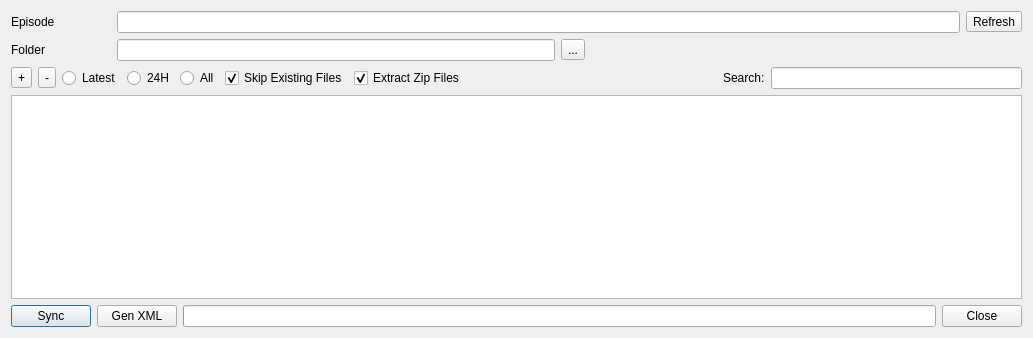
First picture: the form in module/wildchildanimation/gui/forms/playlist_dialog.ui, repository dearyangyu/swing, before the edit.
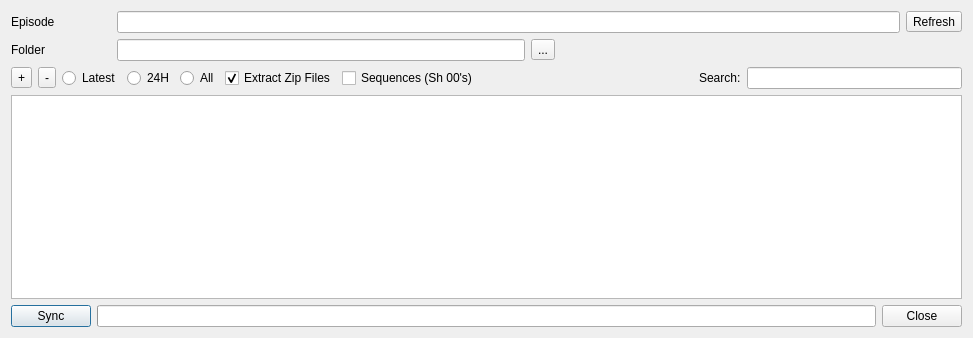
Second picture: the form after the edit.

Patch:
```diff
--- a/module/wildchildanimation/gui/forms/playlist_dialog.ui
+++ b/module/wildchildanimation/gui/forms/playlist_dialog.ui
@@ -9,7 +9,7 @@
    <rect>
     <x>0</x>
     <y>0</y>
-    <width>1033</width>
+    <width>973</width>
     <height>338</height>
    </rect>
   </property>
@@ -163,16 +163,6 @@
              </property>
             </widget>
            </item>
-           <item>
-            <widget class="QCheckBox" name="checkBoxSkipExisting">
-             <property name="text">
-              <string>Skip Existing Files</string>
-             </property>
-             <property name="checked">
-              <bool>true</bool>
-             </property>
-            </widget>
-           </item>
            <item>
             <widget class="QCheckBox" name="checkBoxExtractZip">
              <property name="text">
@@ -183,6 +173,16 @@
              </property>
             </widget>
            </item>
+           <item>
+            <widget class="QCheckBox" name="checkBoxSequences">
+             <property name="text">
+              <string>Sequences (Sh 00's)</string>
+             </property>
+             <property name="checked">
+              <bool>false</bool>
+             </property>
+            </widget>
+           </item>
            <item>
             <spacer name="horizontalSpacer_2">
              <property name="orientation">
@@ -239,7 +239,7 @@
        </property>
        <property name="font">
         <font>
-         <pointsize>9</pointsize>
+         <pointsize>8</pointsize>
         </font>
        </property>
        <property name="alternatingRowColors">
@@ -261,13 +261,6 @@
        </property>
       </widget>
      </item>
-     <item>
-      <widget class="QPushButton" name="pushButtonXml">
-       <property name="text">
-        <string>Gen XML</string>
-       </property>
-      </widget>
-     </item>
      <item>
       <widget class="QProgressBar" name="progressBar">
        <property name="maximum">
```
